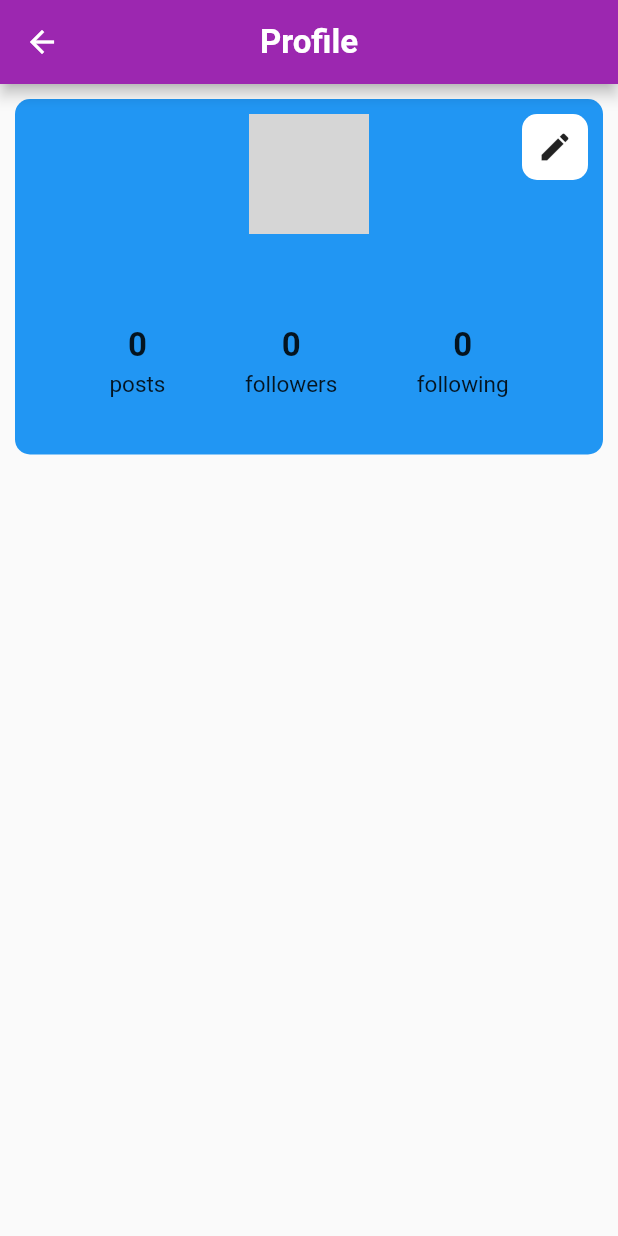
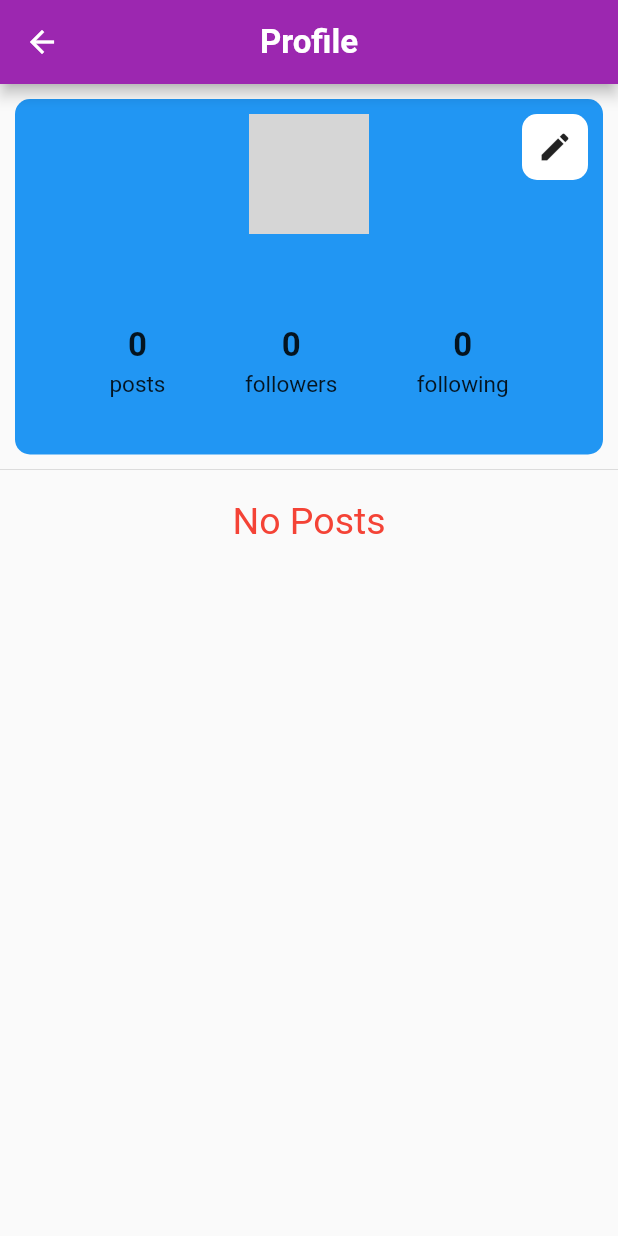
Before and after one commit to bhushankale093/Kenso, a Flutter app: the Profile screen opened directly, on a phone screen of 412 x 824 dp. Run offline on Flutter 3.47's test engine with Material 2 defaults, Android fonts, the phone set to English and light mode, and no system bars; our stand-ins replace cached_network_image, cloud_firestore, eva_icons_flutter, firebase_core, firebase_storage, geolocator and 2 more; missing offline and left inert: circle_bottom_navigation; accounts and stored records are empty; network calls fail; Roboto replaces fonts that are missing (Alegreya); grey boxes are pictures that could not be loaded.

Commit message:
added post section in profile

```diff
--- a/lib/pages/profile.dart
+++ b/lib/pages/profile.dart
@@ -1,9 +1,12 @@
+import 'package:cloud_firestore/cloud_firestore.dart';
 import 'package:flutter/material.dart';
 import 'package:kenso/models/AppUser.dart';
 import 'package:kenso/pages/edit_profile.dart';
 import 'package:kenso/pages/home.dart';
 import 'package:kenso/reusable_widgets/header.dart';
+import 'package:kenso/reusable_widgets/post.dart';
 import 'package:kenso/reusable_widgets/progress.dart';
+import 'package:kenso/reusable_widgets/post_tile.dart';
 
 class Profile extends StatefulWidget {
   final String profileId;
@@ -15,6 +18,31 @@ class Profile extends StatefulWidget {
 
 class _ProfileState extends State<Profile> {
   final String currentUserId = currentUser?.id;
+  bool isLoading = false;
+  int postCount = 0;
+  List<Post> posts = [];
+  @override
+  void initState() {
+    super.initState();
+    getProfilePosts();
+  }
+
+  getProfilePosts() async {
+    setState(() {
+      isLoading = true;
+    });
+    QuerySnapshot snapshot = await postsRef
+        .doc(widget.profileId)
+        .collection('userPosts')
+        .orderBy('timestamp', descending: true)
+        .get();
+    setState(() {
+      isLoading = false;
+      postCount = snapshot.docs.length;
+      posts = snapshot.docs.map((doc) => Post.fromDocument(doc)).toList();
+    });
+  }
+
   Column buildCountColumn(String label, int count) {
     return Column(
       mainAxisSize: MainAxisSize.min,
@@ -156,7 +184,7 @@ class _ProfileState extends State<Profile> {
                               mainAxisSize: MainAxisSize.max,
                               mainAxisAlignment: MainAxisAlignment.spaceEvenly,
                               children: <Widget>[
-                                buildCountColumn("posts", 0),
+                                buildCountColumn("posts", postCount),
                                 buildCountColumn("followers", 0),
                                 buildCountColumn("following", 0),
                               ],
@@ -186,6 +214,50 @@ class _ProfileState extends State<Profile> {
         });
   }
 
+  profilePosts() {
+    if (isLoading) {
+      return circularProgress();
+    } else if (posts.isEmpty) {
+      return Container(
+        child: Column(
+          mainAxisAlignment: MainAxisAlignment.center,
+          children: <Widget>[
+            // SvgPicture.asset('assets/images/no_content.svg', height: 260.0),
+            Padding(
+              padding: EdgeInsets.only(top: 20.0),
+              child: Center(
+                child: Text(
+                  "No Posts",
+                  style: TextStyle(
+                    color: Colors.red,
+                    fontSize: 25.0,
+                    // fontWeight: FontWeight.bold,
+                  ),
+                ),
+              ),
+            ),
+          ],
+        ),
+      );
+    } else {
+      List<GridTile> gridTiles = [];
+      posts.forEach((post) {
+        gridTiles.add(GridTile(child: PostTile(post)));
+      });
+      return Container(
+          padding: EdgeInsets.all(10.0),
+          child: GridView.count(
+            crossAxisCount: 4,
+            childAspectRatio: 1.0,
+            mainAxisSpacing: 1.5,
+            crossAxisSpacing: 1.5,
+            shrinkWrap: true,
+            physics: NeverScrollableScrollPhysics(),
+            children: gridTiles,
+          ));
+    }
+  }
+
   @override
   Widget build(BuildContext context) {
     return Scaffold(
@@ -193,6 +265,10 @@ class _ProfileState extends State<Profile> {
       body: ListView(
         children: <Widget>[
           profileHeader(),
+          Divider(
+            height: 0.0,
+          ),
+          profilePosts(),
         ],
       ),
     );
--- a/pubspec.yaml
+++ b/pubspec.yaml
@@ -25,6 +25,7 @@ dependencies:
   path_provider: ^0.5.0+1
   image: ^2.0.7
   firebase_storage: ^5.0.1
+  cached_network_image: ^2.0.0
 
 dev_dependencies:
   flutter_test:
```
Also changed, not shown: lib/reusable_widgets/custom_image.dart (added, +14 -0 lines), lib/reusable_widgets/post.dart (added, +211 -0 lines), lib/reusable_widgets/post_tile.dart (added, +21 -0 lines), pubspec.lock.
